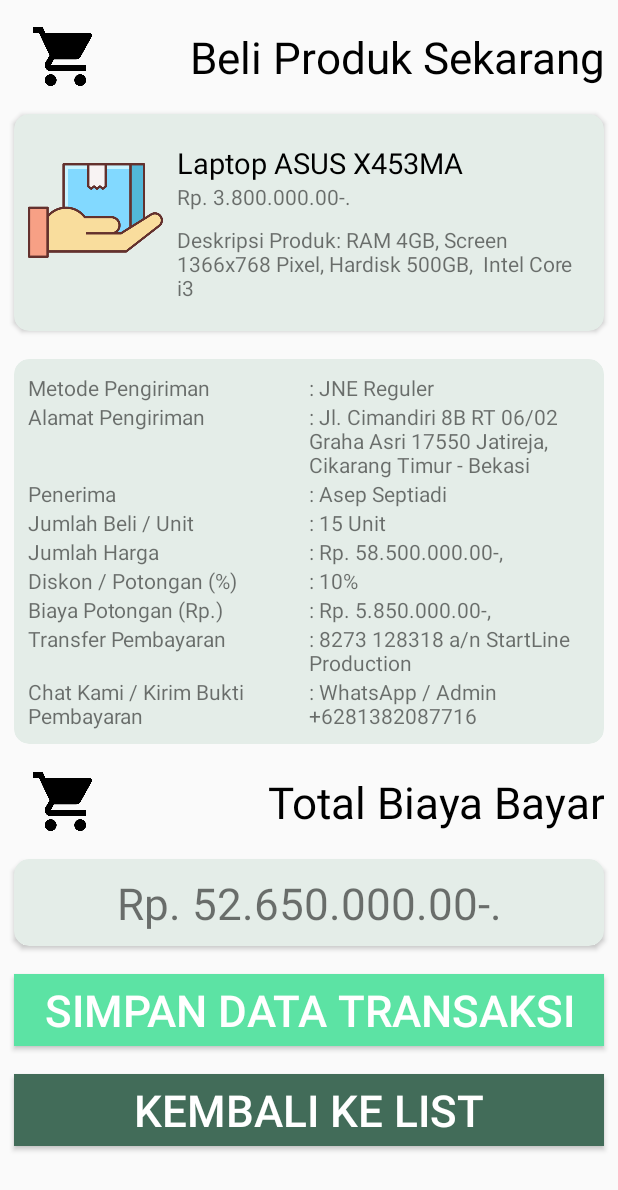
After one commit to uchidd/ProjectPAS2X, an Android app: the layout activity_checkout_transaksi.xml on its own in the app's theme, with its tools: preview values and no code run, on a phone screen of 412 x 824 dp. The commit adds this screen. Shown: the top 1190 px of the screen. Run offline under Robolectric (Android 15) with nearby library versions, the phone set to English and light mode, and no system bars.

Commit message:
done all

```diff
--- a/app/src/main/AndroidManifest.xml
+++ b/app/src/main/AndroidManifest.xml
@@ -9,7 +9,8 @@
         android:roundIcon="@mipmap/ic_launcher_round"
         android:supportsRtl="true"
         android:theme="@style/AppTheme">
-        <activity android:name=".BeliProdukActivity"></activity>
+        <activity android:name=".CheckoutTransaksiActivity"></activity>
+        <activity android:name=".BeliProdukActivity" />
         <activity android:name=".DetailProdukActivity" />
         <activity android:name=".RecylerViewActivity" />
         <activity android:name=".MainActivity">
--- a/app/src/main/java/id/uchidd/projectpas2xaplikasionlineshopelektronik/AdapterList.java
+++ b/app/src/main/java/id/uchidd/projectpas2xaplikasionlineshopelektronik/AdapterList.java
@@ -41,7 +41,7 @@ public class AdapterList extends RecyclerView.Adapter<AdapterList.ViewHolder> {
     public void onBindViewHolder(ViewHolder viewHolder, int i) {
 
         viewHolder.tvText1.setText(text1.get(i));
-        viewHolder.tvText2.setText(text2.get(i));
+        viewHolder.tvText2.setText("Rp. " + text2.get(i) + "-,");
         viewHolder.tvText3.setText(text3.get(i));
         viewHolder.tvText4.setText(text4.get(i));
         Picasso.get().load(image.get(i)).into(viewHolder.ivImage);
--- a/app/src/main/java/id/uchidd/projectpas2xaplikasionlineshopelektronik/RecylerViewActivity.java
+++ b/app/src/main/java/id/uchidd/projectpas2xaplikasionlineshopelektronik/RecylerViewActivity.java
@@ -39,9 +39,9 @@ public class RecylerViewActivity extends AppCompatActivity {
         textList1.add("Laptop ROG GL503GE");
 
         textList2 = new ArrayList<>();
-        textList2.add("Rp. 3.800.000.00-.");
-        textList2.add("Rp. 4.990.000.00-.");
-        textList2.add("Rp. 14.900.000.00-.");
+        textList2.add("3800000");
+        textList2.add("4990000");
+        textList2.add("14900000");
 
         textList3 = new ArrayList<>();
         textList3.add("Deskripsi Produk: RAM 4GB, Screen 1366x768 Pixel, Harddisk 500GB, Intel Core i3");
--- /dev/null
+++ b/app/src/main/res/layout/activity_checkout_transaksi.xml
@@ -0,0 +1,374 @@
+<?xml version="1.0" encoding="utf-8"?>
+<LinearLayout xmlns:android="http://schemas.android.com/apk/res/android"
+    xmlns:app="http://schemas.android.com/apk/res-auto"
+    xmlns:tools="http://schemas.android.com/tools"
+    android:layout_width="match_parent"
+    android:layout_height="match_parent"
+    android:orientation="vertical"
+    tools:context=".CheckoutTransaksiActivity">
+
+    <LinearLayout
+        android:layout_width="match_parent"
+        android:layout_height="wrap_content"
+        android:layout_marginLeft="9dp"
+        android:layout_marginTop="18dp"
+        android:layout_marginRight="9dp"
+        android:layout_marginBottom="9dp"
+        android:orientation="horizontal">
+
+        <ImageView
+            android:layout_width="129dp"
+            android:layout_height="39dp"
+            android:layout_weight="1"
+            android:src="@drawable/cart" />
+
+        <TextView
+            android:layout_width="match_parent"
+            android:layout_height="wrap_content"
+            android:layout_gravity="end"
+            android:layout_weight="1"
+            android:text="Beli Produk Sekarang"
+            android:textAlignment="textEnd"
+            android:textColor="#000"
+            android:textSize="29sp" />
+
+    </LinearLayout>
+
+    <android.support.v7.widget.CardView
+        android:layout_width="match_parent"
+        android:layout_height="wrap_content"
+        android:layout_margin="9dp"
+        android:layout_marginTop="9dp"
+        android:backgroundTint="#e4ede8"
+        app:cardCornerRadius="10dp">
+
+        <LinearLayout
+            android:layout_width="match_parent"
+            android:layout_height="wrap_content"
+            android:layout_marginLeft="9dp"
+            android:layout_marginTop="19dp"
+            android:layout_marginRight="9dp"
+            android:layout_marginBottom="19dp"
+            android:orientation="horizontal">
+
+            <ImageView
+                android:layout_width="90dp"
+                android:layout_height="90dp"
+                android:layout_marginRight="9dp"
+                android:src="@drawable/order" />
+
+            <LinearLayout
+                android:layout_width="match_parent"
+                android:layout_height="wrap_content"
+                android:orientation="vertical">
+
+                <TextView
+                    android:id="@+id/tvDetail1"
+                    android:layout_width="match_parent"
+                    android:layout_height="wrap_content"
+                    android:text="Laptop ASUS X453MA"
+                    android:textColor="#000"
+                    android:textSize="19dp" />
+
+                <TextView
+                    android:id="@+id/tvDetail2"
+                    android:layout_width="match_parent"
+                    android:layout_height="wrap_content"
+                    android:text="Rp. 3.800.000.00-."
+                    android:textSize="14dp" />
+
+                <TextView
+                    android:id="@+id/tvDetail3"
+                    android:layout_width="match_parent"
+                    android:layout_height="wrap_content"
+                    android:layout_marginTop="9dp"
+                    android:text="Deskripsi Produk: RAM 4GB, Screen 1366x768 Pixel, Hardisk 500GB,  Intel Core i3"
+                    android:textSize="14dp" />
+
+            </LinearLayout>
+
+        </LinearLayout>
+
+    </android.support.v7.widget.CardView>
+
+    <android.support.v7.widget.CardView
+        android:layout_width="match_parent"
+        android:layout_height="wrap_content"
+        android:layout_margin="9dp"
+        android:layout_marginTop="9dp"
+        android:backgroundTint="#e4ede8"
+        app:cardCornerRadius="10dp">
+
+        <LinearLayout
+            android:layout_width="match_parent"
+            android:layout_height="wrap_content"
+            android:layout_margin="9dp"
+            android:orientation="vertical">
+
+            <LinearLayout
+                android:layout_width="match_parent"
+                android:layout_height="wrap_content"
+                android:orientation="horizontal">
+
+                <TextView
+                    android:layout_width="match_parent"
+                    android:layout_height="wrap_content"
+                    android:layout_weight="1"
+                    android:text="Metode Pengiriman"
+                    android:textSize="14sp" />
+
+                <TextView
+                    android:id="@+id/tvCheckout1"
+                    android:layout_width="match_parent"
+                    android:layout_height="wrap_content"
+                    android:layout_weight="1"
+                    android:text=": JNE Reguler"
+                    android:textSize="14sp" />
+
+            </LinearLayout>
+
+            <LinearLayout
+                android:layout_width="match_parent"
+                android:layout_height="wrap_content"
+                android:orientation="horizontal">
+
+                <TextView
+                    android:layout_width="match_parent"
+                    android:layout_height="wrap_content"
+                    android:layout_weight="1"
+                    android:text="Alamat Pengiriman"
+                    android:textSize="14sp" />
+
+                <TextView
+                    android:id="@+id/tvCheckout2"
+                    android:layout_width="match_parent"
+                    android:layout_height="wrap_content"
+                    android:layout_weight="1"
+                    android:text=": Jl. Cimandiri 8B RT 06/02 Graha Asri 17550 Jatireja, Cikarang Timur - Bekasi"
+                    android:textSize="14sp" />
+
+            </LinearLayout>
+
+            <LinearLayout
+                android:layout_width="match_parent"
+                android:layout_height="wrap_content"
+                android:orientation="horizontal">
+
+                <TextView
+                    android:layout_width="match_parent"
+                    android:layout_height="wrap_content"
+                    android:layout_weight="1"
+                    android:text="Penerima"
+                    android:textSize="14sp" />
+
+                <TextView
+                    android:id="@+id/tvCheckout3"
+                    android:layout_width="match_parent"
+                    android:layout_height="wrap_content"
+                    android:layout_weight="1"
+                    android:text=": Asep Septiadi"
+                    android:textSize="14sp" />
+
+            </LinearLayout>
+
+            <LinearLayout
+                android:layout_width="match_parent"
+                android:layout_height="wrap_content"
+                android:orientation="horizontal">
+
+                <TextView
+                    android:layout_width="match_parent"
+                    android:layout_height="wrap_content"
+                    android:layout_weight="1"
+                    android:text="Jumlah Beli / Unit"
+                    android:textSize="14sp" />
+
+                <TextView
+                    android:id="@+id/tvCheckout4"
+                    android:layout_width="match_parent"
+                    android:layout_height="match_parent"
+                    android:layout_weight="1"
+                    android:text=": 15 Unit"
+                    android:textSize="14sp" />
+
+            </LinearLayout>
+
+            <LinearLayout
+                android:layout_width="match_parent"
+                android:layout_height="wrap_content"
+                android:orientation="horizontal">
+
+                <TextView
+                    android:layout_width="match_parent"
+                    android:layout_height="wrap_content"
+                    android:layout_weight="1"
+                    android:text="Jumlah Harga"
+                    android:textSize="14sp" />
+
+                <TextView
+                    android:id="@+id/tvCheckout5"
+                    android:layout_width="match_parent"
+                    android:layout_height="wrap_content"
+                    android:layout_weight="1"
+                    android:text=": Rp. 58.500.000.00-,"
+                    android:textSize="14sp" />
+
+            </LinearLayout>
+
+            <LinearLayout
+                android:layout_width="match_parent"
+                android:layout_height="wrap_content"
+                android:orientation="horizontal">
+
+                <TextView
+                    android:layout_width="match_parent"
+                    android:layout_height="wrap_content"
+                    android:layout_weight="1"
+                    android:text="Diskon / Potongan (%)"
+                    android:textSize="14sp" />
+
+                <TextView
+                    android:id="@+id/tvCheckout6"
+                    android:layout_width="match_parent"
+                    android:layout_height="wrap_content"
+                    android:layout_weight="1"
+                    android:text=": 10%"
+                    android:textSize="14sp" />
+
+            </LinearLayout>
+
+            <LinearLayout
+                android:layout_width="match_parent"
+                android:layout_height="wrap_content"
+                android:orientation="horizontal">
+
+                <TextView
+                    android:layout_width="match_parent"
+                    android:layout_height="wrap_content"
+                    android:layout_weight="1"
+                    android:text="Biaya Potongan (Rp.)"
+                    android:textSize="14sp" />
+
+                <TextView
+                    android:id="@+id/tvCheckout7"
+                    android:layout_width="match_parent"
+                    android:layout_height="wrap_content"
+                    android:layout_weight="1"
+                    android:text=": Rp. 5.850.000.00-,"
+                    android:textSize="14sp" />
+
+            </LinearLayout>
+
+            <LinearLayout
+                android:layout_width="match_parent"
+                android:layout_height="wrap_content"
+                android:orientation="horizontal">
+
+                <TextView
+                    android:layout_width="match_parent"
+                    android:layout_height="wrap_content"
+                    android:layout_weight="1"
+                    android:text="Transfer Pembayaran"
+                    android:textSize="14sp" />
+
+                <TextView
+                    android:layout_width="match_parent"
+                    android:layout_height="wrap_content"
+                    android:layout_weight="1"
+                    android:text=": 8273 128318 a/n StartLine Production"
+                    android:textSize="14sp" />
+
+            </LinearLayout>
+
+            <LinearLayout
+                android:layout_width="match_parent"
+                android:layout_height="wrap_content"
+                android:orientation="horizontal">
+
+                <TextView
+                    android:layout_width="match_parent"
+                    android:layout_height="wrap_content"
+                    android:layout_weight="1"
+                    android:text="Chat Kami / Kirim Bukti Pembayaran"
+                    android:textSize="14sp" />
+
+                <TextView
+                    android:layout_width="match_parent"
+                    android:layout_height="wrap_content"
+                    android:layout_weight="1"
+                    android:text=": WhatsApp / Admin +6281382087716"
+                    android:textSize="14sp" />
+
+            </LinearLayout>
+
+        </LinearLayout>
+
+    </android.support.v7.widget.CardView>
+
+    <LinearLayout
+        android:layout_width="match_parent"
+        android:layout_height="wrap_content"
+        android:layout_marginLeft="9dp"
+        android:layout_marginTop="9dp"
+        android:layout_marginRight="9dp"
+        android:layout_marginBottom="9dp"
+        android:orientation="horizontal">
+
+        <ImageView
+            android:layout_width="129dp"
+            android:layout_height="39dp"
+            android:layout_weight="1"
+            android:src="@drawable/cart" />
+
+        <TextView
+            android:layout_width="match_parent"
+            android:layout_height="wrap_content"
+            android:layout_gravity="end"
+            android:layout_weight="1"
+            android:text="Total Biaya Bayar"
+            android:textAlignment="textEnd"
+            android:textColor="#000"
+            android:textSize="29sp" />
+
+    </LinearLayout>
+
+    <android.support.v7.widget.CardView
+        android:layout_width="match_parent"
+        android:layout_height="wrap_content"
+        android:layout_margin="9dp"
+        android:layout_marginTop="9dp"
+        android:backgroundTint="#e4ede8"
+        app:cardCornerRadius="10dp">
+
+        <TextView
+            android:id="@+id/tvCheckout8"
+            android:layout_width="match_parent"
+            android:layout_height="wrap_content"
+            android:layout_margin="9dp"
+            android:text="Rp. 52.650.000.00-."
+            android:textAlignment="center"
+            android:textSize="29sp" />
+
+    </android.support.v7.widget.CardView>
+
+    <Button
+        android:id="@+id/btnProses"
+        android:layout_width="match_parent"
+        android:layout_height="wrap_content"
+        android:layout_margin="9dp"
+        android:background="#5ce3a4"
+        android:text="Simpan Data Transaksi"
+        android:textColor="#fff"
+        android:textSize="29sp" />
+
+    <Button
+        android:id="@+id/btnList"
+        android:layout_width="match_parent"
+        android:layout_height="wrap_content"
+        android:layout_margin="9dp"
+        android:background="#426c59"
+        android:text="Kembali Ke List"
+        android:textColor="#fff"
+        android:textSize="29sp" />
+
+</LinearLayout>
```
Also changed, not shown: app/src/main/java/id/uchidd/projectpas2xaplikasionlineshopelektronik/BeliProdukActivity.java (+51 -6 lines), app/src/main/java/id/uchidd/projectpas2xaplikasionlineshopelektronik/CheckoutTransaksiActivity.java (added, +113 -0 lines), app/src/main/java/id/uchidd/projectpas2xaplikasionlineshopelektronik/DetailProdukActivity.java (+13 -14 lines), app/src/main/res/layout/activity_beli_produk.xml (+2 -10 lines).
